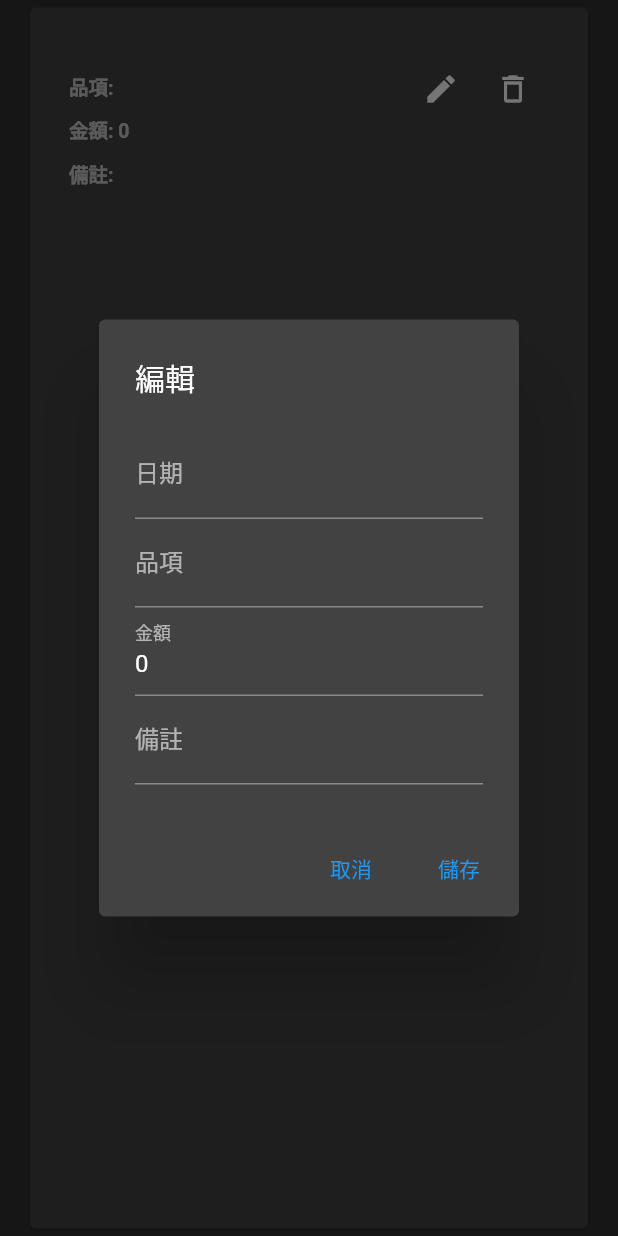
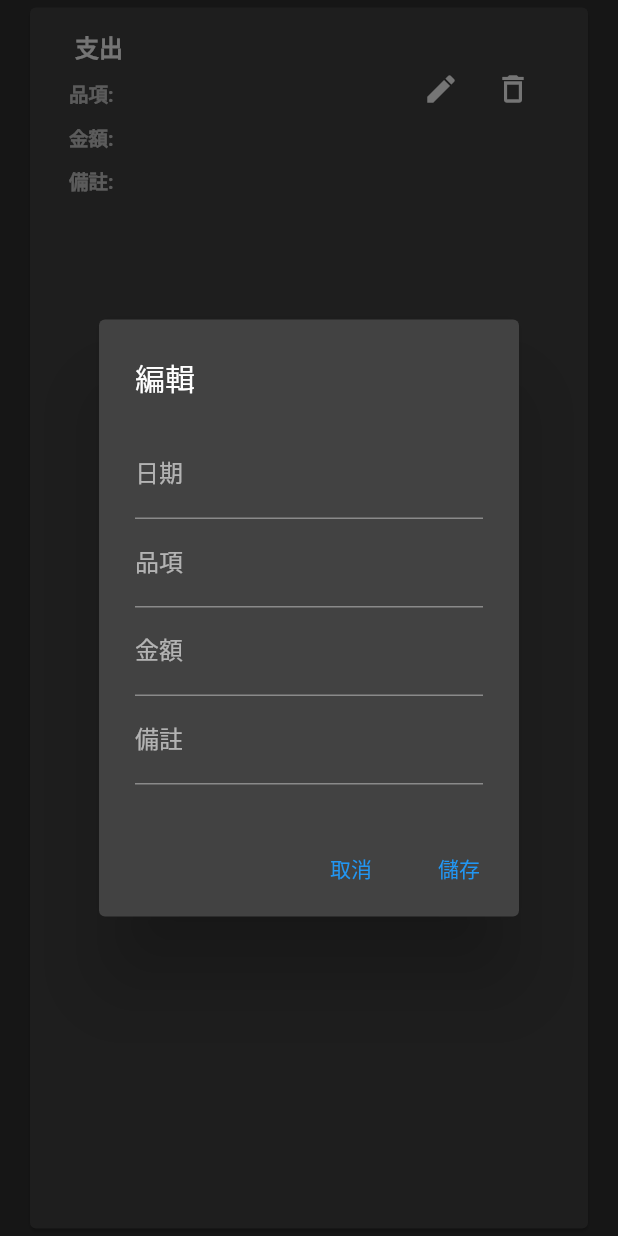
Before and after one commit to kakukapple/APP_final_project, a Flutter app: the ItemCard widget shown alone on an empty page, opened directly with empty values, after a tap on the "edit" icon, on a phone screen of 412 x 824 dp. Run offline on Flutter 3.47's test engine with Material 2 defaults, Android fonts, the phone set to English and light mode, and no system bars; drawn by our look-alikes of date_time_picker; our stand-ins replace cloud_firestore, firebase_auth, firebase_core; accounts and stored records are empty.

Commit message:
fix: 目前款項的每筆款項顯示收入/支出

```diff
--- a/lib/main.dart
+++ b/lib/main.dart
@@ -10,7 +10,7 @@ class Item {
   String? id;
   String? date;
   String? name;
-  int? amount;
+  String? amount;
   String? details;
 
   Item({this.id,
@@ -25,14 +25,14 @@ class Item {
       id=documentSnapshot.id;
       date=(documentSnapshot.data() as Map<String, dynamic>)['date'] as String;
       name=(documentSnapshot.data() as Map<String, dynamic>)['name'] as String;
-      amount=(documentSnapshot.data() as Map<String, dynamic>)['amount'] as int;
+      amount=(documentSnapshot.data() as Map<String, dynamic>)['amount'] as String;
       details=(documentSnapshot.data() as Map<String, dynamic>)['details'] as String;
     }
     else {
       id='';
       date='';
       name='';
-      amount=0;
+      amount='';
       details='';
     }
   }
@@ -112,7 +112,7 @@ class Database {
     }
   }
 //新增資料到資料庫
-  Future<void> addItem({String? uid, String? date, String? name, int? amount, String? details}) async {
+  Future<void> addItem({String? uid, String? date, String? name, String? amount, String? details}) async {
     try {
       firestore.collection('items')
           .doc(uid)
@@ -128,7 +128,7 @@ class Database {
     }
   }
 //更新資料到資料庫
-  Future<void> updateItem({String? uid, String? id, String? date, String? name, int? amount, String? details}) async {
+  Future<void> updateItem({String? uid, String? id, String? date, String? name, String? amount, String? details}) async {
     try {
       firestore.collection('items')
           .doc(uid)
@@ -399,7 +399,7 @@ class _HomeState extends State<Home> {
               ),
             ),
 
-            //*金額
+            //*金額(只能輸入數字及+-)
             Card(
               margin: EdgeInsets.all(20),
               child: Padding(
@@ -410,11 +410,11 @@ class _HomeState extends State<Home> {
                       child: TextFormField(
                         controller: itemController3,
                         decoration: InputDecoration(
-                          labelText: '金額',
+                          labelText: '金額 (若為收入請在最前面打一個+)',
                         ),
-                        keyboardType: TextInputType.number,
+                        keyboardType: TextInputType.phone,
                         inputFormatters: [
-                          FilteringTextInputFormatter.digitsOnly,
+                          FilteringTextInputFormatter.allow(RegExp(r'[0-9+-]')),
                         ],
                       ),
                     ),
@@ -463,7 +463,7 @@ class _HomeState extends State<Home> {
                       uid: widget.auth.currentUser!.uid,
                       date: itemController1.text.trim(),
                       name: itemController2.text.trim(),
-                      amount: int.tryParse(itemController3.text.trim()),
+                      amount: itemController3.text.trim(),
                       details: itemController4.text.trim(),
                     );
                     itemController1.clear();
@@ -552,6 +552,7 @@ class _ItemCardState extends State<ItemCard> {
   TextEditingController nameController = TextEditingController();
   TextEditingController amountController = TextEditingController();
   TextEditingController detailsController = TextEditingController();
+  String str = '支出';
 
   @override
   void initState() {
@@ -559,8 +560,13 @@ class _ItemCardState extends State<ItemCard> {
     // Set the initial values of the controllers
     dateController.text = widget.item.date!;
     nameController.text = widget.item.name!;
-    amountController.text = widget.item.amount.toString();
+    amountController.text = widget.item.amount!.replaceAll(RegExp(r'[^0-9]'), '');
     detailsController.text = widget.item.details!;
+    if (widget.item.amount!.isNotEmpty) {
+      if(widget.item.amount!.substring(0, 1) == '+'){
+        str = "收入";
+      }
+    }
   }
 
   @override
@@ -571,7 +577,7 @@ class _ItemCardState extends State<ItemCard> {
         padding: EdgeInsets.all(10),
         child: ListTile(
           title: Text(
-            widget.item.date!,
+            dateController.text + ' ' + str,
             style: TextStyle(fontSize: 16, fontWeight: FontWeight.bold),
           ),
           subtitle: Column(
@@ -579,17 +585,17 @@ class _ItemCardState extends State<ItemCard> {
             children: [
               SizedBox(height: 10),
               Text(
-                '品項: ' + widget.item.name!,
+                '品項: ' + nameController.text,
                 style: TextStyle(fontSize: 13, fontWeight: FontWeight.bold),
               ),
               SizedBox(height: 10),
               Text(
-                '金額: ' + widget.item.amount.toString(),
+                '金額: ' + amountController.text,
                 style: TextStyle(fontSize: 13, fontWeight: FontWeight.bold),
               ),
               SizedBox(height: 10),
               Text(
-                '備註: ' + widget.item.details!,
+                '備註: ' + detailsController.text,
                 style: TextStyle(fontSize: 13, fontWeight: FontWeight.bold),
               ),
             ],
@@ -685,9 +691,9 @@ class _ItemCardState extends State<ItemCard> {
                 TextField(
                   controller: amountController,
                   decoration: InputDecoration(labelText: '金額'),
-                  keyboardType: TextInputType.number,
+                  keyboardType: TextInputType.phone,
                   inputFormatters: [
-                    FilteringTextInputFormatter.digitsOnly,
+                    FilteringTextInputFormatter.allow(RegExp(r'[0-9+-]')),
                   ],
                 ),
                 TextField(
@@ -721,7 +727,7 @@ class _ItemCardState extends State<ItemCard> {
   void _updateItem() {
     String updatedDate = dateController.text.trim();
     String updatedName = nameController.text.trim();
-    int updatedAmount = int.tryParse(amountController.text.trim()) ?? 0;
+    String updatedAmount = amountController.text.trim();
     String updatedDetails = detailsController.text.trim();
 
     // Update the item in the database using the provided Firestore instance
```
